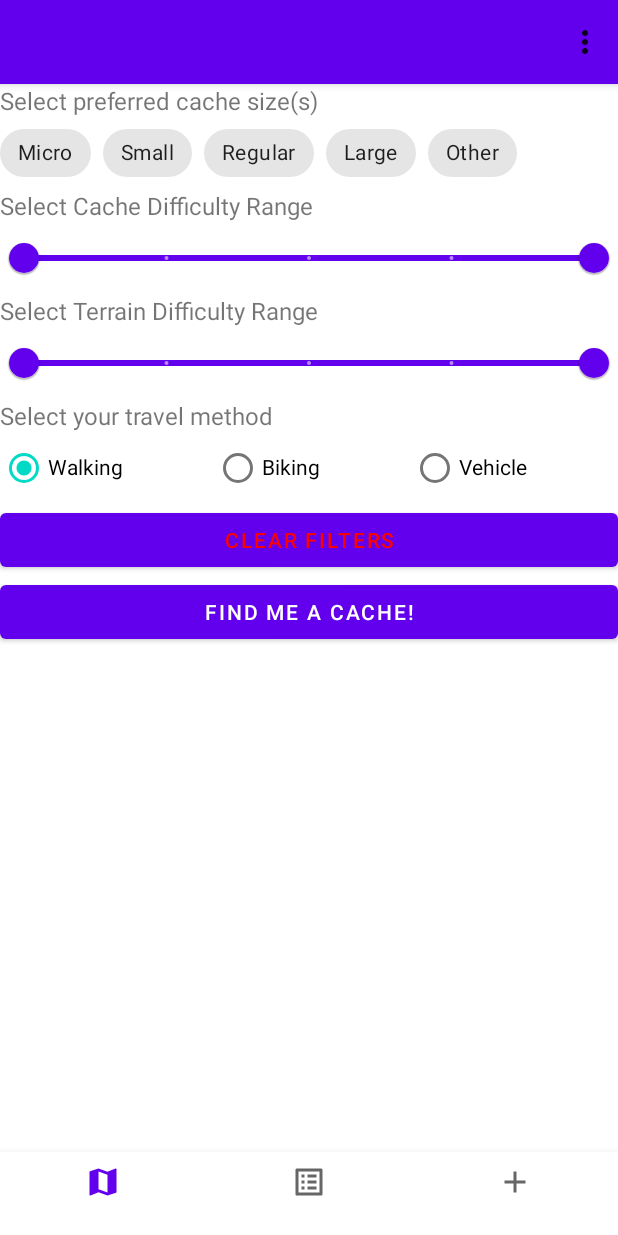
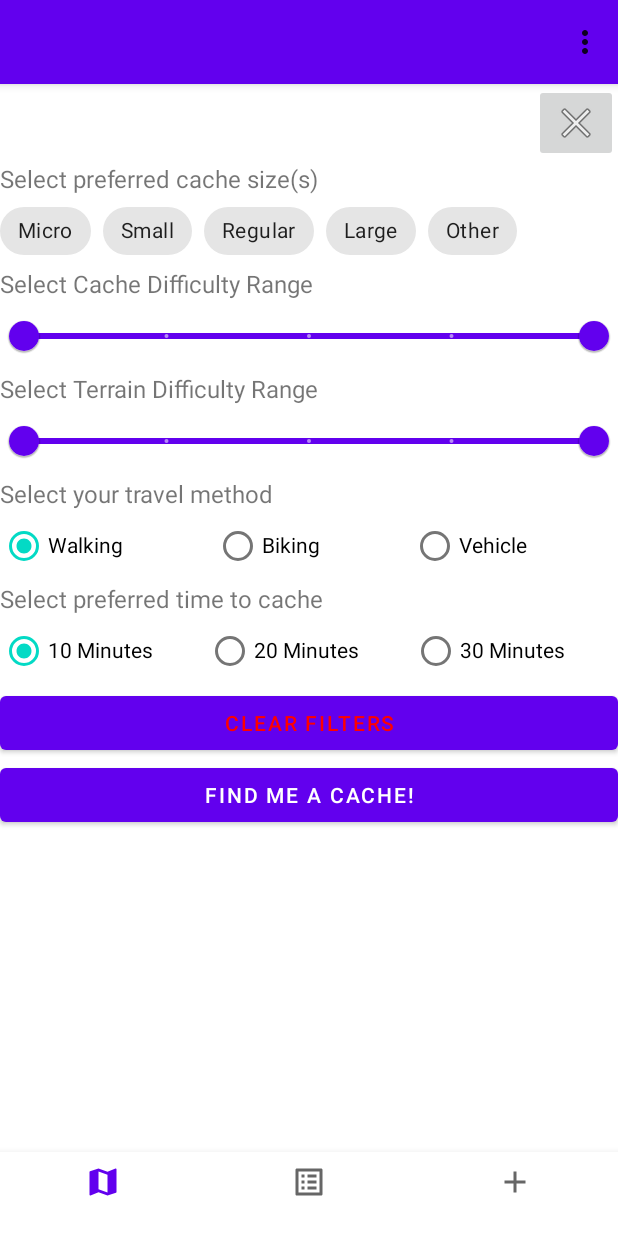
Before and after one commit to LNeuf/CMPT370-GeocacheApp, an Android app: the screen it shows after launch (MainActivity), in the options menu, after a tap on "Get Recommendation", on a phone screen of 412 x 824 dp. Run offline under Robolectric (Android 15) with nearby library versions, the phone set to English and light mode, and no system bars; our stand-ins replace Room's generated code; libraries missing offline, so code that uses them is left out: com.google.maps.android; 1 statement that could not run was skipped.

```diff
--- a/app/src/main/java/com/cmpt370_geocacheapp/FilterCacheFragment.java
+++ b/app/src/main/java/com/cmpt370_geocacheapp/FilterCacheFragment.java
@@ -38,8 +38,15 @@ public class FilterCacheFragment extends Fragment {
         // event handling stuff
         view.findViewById(R.id.cacheFilterButton).setOnClickListener(this::filterCaches);
         view.findViewById(R.id.clearFilterButton).setOnClickListener(this::clearFilters);
+        view.findViewById(R.id.filterCloseButton).setOnClickListener(this::close);
 
         return view;
+    }
+
+    private void close(View view) {
+        //hide filter fragment on apply
+        FragmentManager fm = getParentFragmentManager();
+        fm.beginTransaction().hide(this).commit();
     }
 
     private void clearFilters(View view) {
--- a/app/src/main/java/com/cmpt370_geocacheapp/ListFragment.java
+++ b/app/src/main/java/com/cmpt370_geocacheapp/ListFragment.java
@@ -73,7 +73,7 @@ public class ListFragment extends Fragment implements ModelListener, IModelListe
             for(ListItem item : items)
             {
                 double dist = calculateCacheDistance(iModel.getCurrentLocation().getLatitude(), iModel.getCurrentLocation().getLongitude(), item.getLatitude(), item.getLongitude());
-                item.setCacheDistance(dist + " m");
+                item.setCacheDistance((int)dist + " m");
             }
 
             // refresh fragment data
@@ -88,7 +88,7 @@ public class ListFragment extends Fragment implements ModelListener, IModelListe
         // create the listview items from current filtered caches - with with or without distance data
         this.items = (ArrayList<ListItem>) this.model.getFilteredCacheList().stream().map(cacheObject ->
                 new ListItem(cacheObject.getCacheName(), cacheObject.getCacheSummary(), "Time", String.valueOf(cacheObject.getCacheID()),
-                        (iModel.getCurrentLocation() != null ? String.valueOf(calculateCacheDistance(cacheObject)) + " m" : "Distance not available."),
+                        (iModel.getCurrentLocation() != null ? String.valueOf((int)calculateCacheDistance(cacheObject)) + " m" : "Distance not available."),
                         cacheObject.getCacheLatitude(), cacheObject.getCacheLongitude())).collect(Collectors.toList());
 
 
--- a/app/src/main/res/layout/fragment_recommend_cache.xml
+++ b/app/src/main/res/layout/fragment_recommend_cache.xml
@@ -18,6 +18,13 @@
             android:layout_width="match_parent"
             android:layout_height="wrap_content"
             android:orientation="vertical">
+
+            <ImageButton
+                android:id="@+id/recommendCloseButton"
+                android:layout_width="wrap_content"
+                android:layout_height="wrap_content"
+                android:layout_gravity="right"
+                android:src="@android:drawable/ic_menu_close_clear_cancel" />
 
             <TextView
                 android:id="@+id/cacheSizeRecommendTextID"
@@ -78,11 +85,10 @@
                 android:id="@+id/difficultyRecommendRangeSlider"
                 android:layout_width="match_parent"
                 android:layout_height="match_parent"
+                android:stepSize="1"
                 android:valueFrom="1"
                 android:valueTo="5"
-                android:stepSize="1"
-                app:values="@array/rangeSliderValues"
-                />
+                app:values="@array/rangeSliderValues" />
 
             <TextView
                 android:id="@+id/terrainDifficultyTextID4"
@@ -96,10 +102,10 @@
                 android:id="@+id/terrainRecommendRangeSlider"
                 android:layout_width="match_parent"
                 android:layout_height="match_parent"
+                android:stepSize="1"
                 android:valueFrom="1"
                 android:valueTo="5"
-                android:stepSize="1"
-                app:values="@array/rangeSliderValues"/>
+                app:values="@array/rangeSliderValues" />
 
             <TextView
                 android:id="@+id/cacheDistanceRadioText"
@@ -141,6 +147,46 @@
                     android:text="Vehicle" />
             </RadioGroup>
 
+            <TextView
+                android:id="@+id/cacheTimeRadioText"
+                android:layout_width="match_parent"
+                android:layout_height="wrap_content"
+                android:text="Select preferred time to cache"
+                android:textSize="16sp" />
+
+            <RadioGroup
+                android:id="@+id/cacheTimeRadioGroup"
+                android:layout_width="match_parent"
+                android:layout_height="match_parent"
+                android:gravity="center_horizontal"
+                android:orientation="horizontal">
+
+                <RadioButton
+                    android:id="@+id/tenMinuteRadioButton"
+                    android:layout_width="wrap_content"
+                    android:layout_height="wrap_content"
+                    android:layout_weight="1"
+                    android:checked="true"
+                    android:includeFontPadding="false"
+                    android:text="10 Minutes" />
+
+                <RadioButton
+                    android:id="@+id/twentyMinuteRadioButton"
+                    android:layout_width="wrap_content"
+                    android:layout_height="wrap_content"
+                    android:layout_weight="1"
+                    android:includeFontPadding="false"
+                    android:text="20 Minutes" />
+
+                <RadioButton
+                    android:id="@+id/thirtyMinuteRadioButton"
+                    android:layout_width="wrap_content"
+                    android:layout_height="wrap_content"
+                    android:layout_weight="1"
+                    android:includeFontPadding="false"
+                    android:text="30 Minutes" />
+            </RadioGroup>
+
             <Button
                 android:id="@+id/clearRecommendationFiltersButton"
                 android:layout_width="match_parent"
```
Also changed, not shown: app/src/main/java/com/cmpt370_geocacheapp/MainActivity.java (+7 -1 lines), app/src/main/java/com/cmpt370_geocacheapp/RecommendCacheFragment.java (+27 -16 lines), app/src/main/res/layout/fragment_filter_cache.xml (+7 -0 lines).
